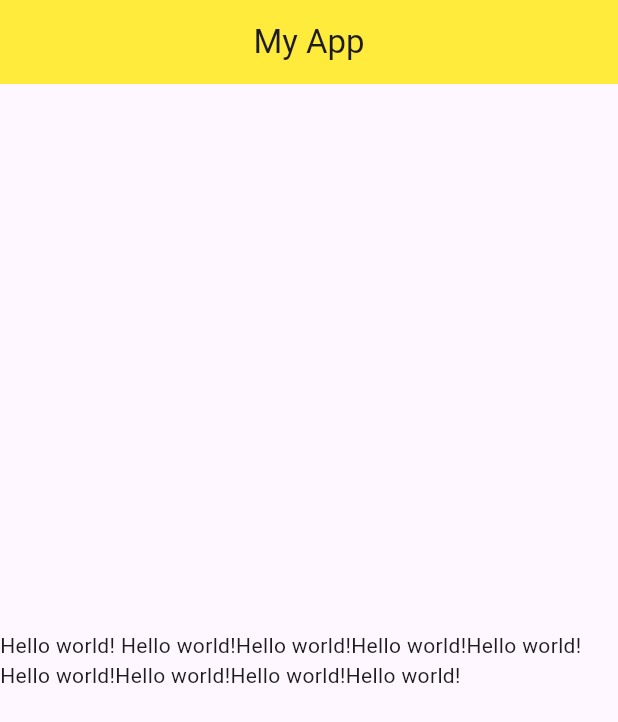
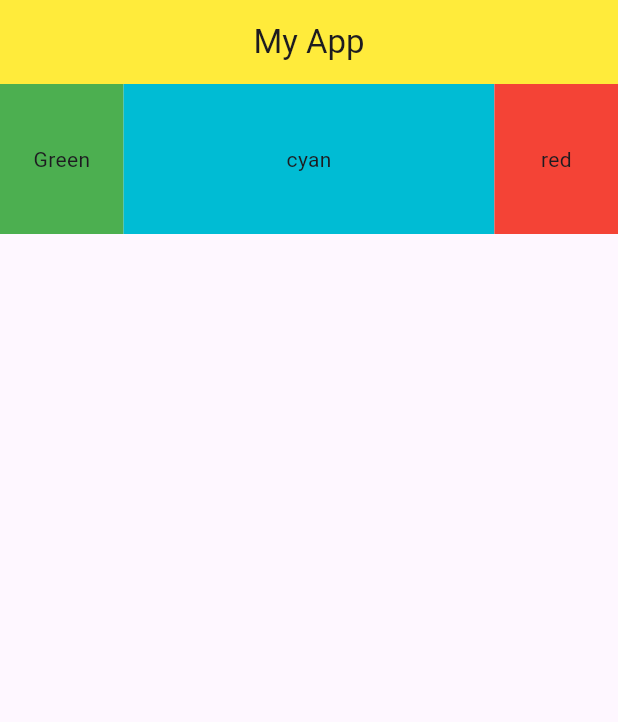
Before and after one commit to mohamed20039/Basic-Flutter-App, a Flutter app: the screen it shows after launch, on a phone screen of 412 x 824 dp. Shown: the top 722 px of the screen. Run offline on Flutter 3.47's test engine with Material 3 defaults, Android fonts, the phone set to English and light mode, and no system bars.

Commit message:
Expanded Widget

```diff
--- a/lib/main.dart
+++ b/lib/main.dart
@@ -14,18 +14,41 @@ class Home extends StatelessWidget {
         backgroundColor: Colors.yellow,
         title: Center(child: Text("My App")),
       ),
-      body: Center(
-          child: Column(
-        mainAxisAlignment: MainAxisAlignment.center,
-        children: [
-          Wrap(
-            children: [
-              Text(
-                  "Hello world! Hello world!Hello world!Hello world!Hello world!Hello world!Hello world!Hello world!Hello world!")
-            ],
-          )
-        ],
-      )),
+      body: Row(mainAxisAlignment: MainAxisAlignment.spaceAround, children: [
+        Expanded(
+          flex: 1,
+          child: Container(
+            child: Text("Green"),
+            alignment: Alignment.center,
+            color: Colors.green,
+            width: 100,
+            padding: EdgeInsets.all(12.0),
+            height: 100,
+          ),
+        ),
+        Expanded(
+          flex: 3,
+          child: Container(
+            child: Text("cyan"),
+            alignment: Alignment.center,
+            color: Colors.cyan,
+            width: 100,
+            padding: EdgeInsets.all(12.0),
+            height: 100,
+          ),
+        ),
+        Expanded(
+          flex: 1,
+          child: Container(
+            child: Text("red"),
+            alignment: Alignment.center,
+            color: Colors.red,
+            width: 100,
+            padding: EdgeInsets.all(12.0),
+            height: 100,
+          ),
+        )
+      ]),
     );
   }
 }
```
